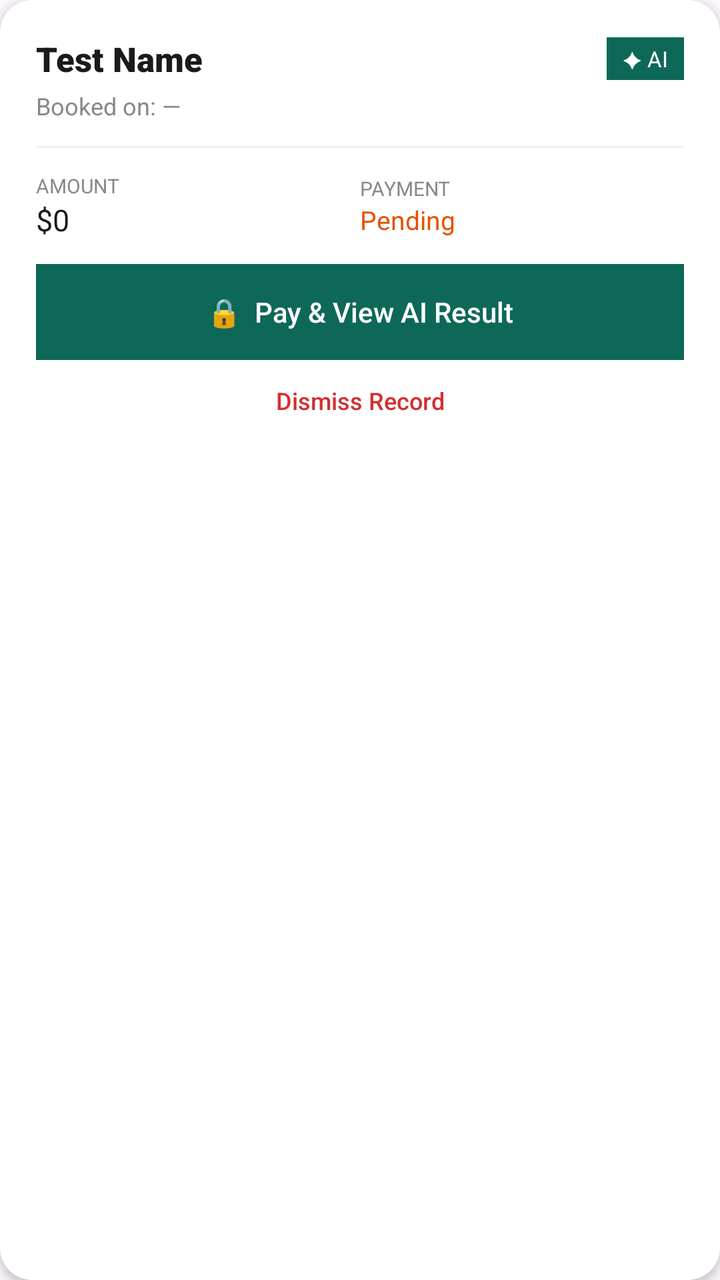
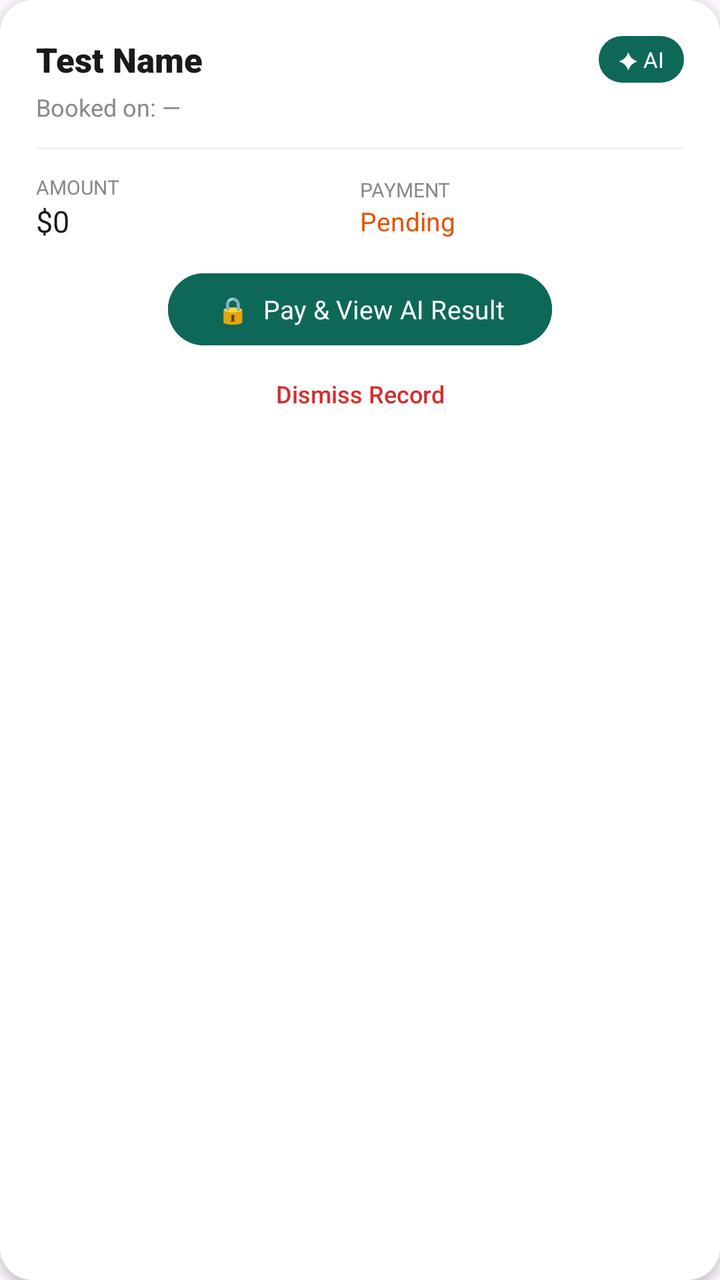

Screens rendered from an Android XML layout before and after an edit, with the pre-edit source and the edit as a unified diff.
<!-- AndroidManifest.xml: application theme Theme.Heal -->
<!-- res/layout/item_my_result.xml -->
<?xml version="1.0" encoding="utf-8"?>
<androidx.cardview.widget.CardView xmlns:android="http://schemas.android.com/apk/res/android"
    xmlns:app="http://schemas.android.com/apk/res-auto"
    android:layout_width="match_parent"
    android:layout_height="wrap_content"
    android:layout_marginBottom="16dp"
    app:cardCornerRadius="16dp"
    app:cardElevation="3dp"
    app:cardBackgroundColor="@color/white">

    <LinearLayout
        android:layout_width="match_parent"
        android:layout_height="wrap_content"
        android:orientation="vertical"
        android:padding="18dp">

        
        <LinearLayout
            android:layout_width="match_parent"
            android:layout_height="wrap_content"
            android:orientation="horizontal"
            android:gravity="center_vertical">

            <TextView
                android:id="@+id/tvResultTestName"
                android:layout_width="0dp"
                android:layout_height="wrap_content"
                android:layout_weight="1"
                android:text="Test Name"
                android:textSize="17sp"
                android:fontFamily="sans-serif-black"
                android:textColor="#1A1A1A"/>

            <TextView
                android:id="@+id/tvAiBadge"
                android:layout_width="wrap_content"
                android:layout_height="wrap_content"
                android:paddingStart="8dp"
                android:paddingEnd="8dp"
                android:paddingTop="3dp"
                android:paddingBottom="3dp"
                android:text="✦ AI"
                android:textColor="@color/white"
                android:textSize="11sp"
                android:fontFamily="sans-serif-bold"
                android:background="#0E6858"/>
        </LinearLayout>

        
        <TextView
            android:id="@+id/tvResultBookingDate"
            android:layout_width="wrap_content"
            android:layout_height="wrap_content"
            android:layout_marginTop="4dp"
            android:text="Booked on: —"
            android:textSize="12sp"
            android:textColor="#888"/>

        <View
            android:layout_width="match_parent"
            android:layout_height="1dp"
            android:layout_marginTop="12dp"
            android:layout_marginBottom="12dp"
            android:background="#F0F0F0"/>

        
        <LinearLayout
            android:layout_width="match_parent"
            android:layout_height="wrap_content"
            android:orientation="horizontal"
            android:gravity="center_vertical"
            android:layout_marginBottom="12dp">

            <LinearLayout
                android:layout_width="0dp"
                android:layout_height="wrap_content"
                android:layout_weight="1"
                android:orientation="vertical">
                <TextView
                    android:layout_width="wrap_content"
                    android:layout_height="wrap_content"
                    android:text="AMOUNT"
                    android:textColor="#888"
                    android:textSize="10sp"
                    android:fontFamily="sans-serif-bold"/>
                <TextView
                    android:id="@+id/tvResultAmount"
                    android:layout_width="wrap_content"
                    android:layout_height="wrap_content"
                    android:text="$0"
                    android:textSize="15sp"
                    android:fontFamily="sans-serif-bold"
                    android:textColor="#1A1A1A"/>
            </LinearLayout>

            <LinearLayout
                android:layout_width="0dp"
                android:layout_height="wrap_content"
                android:layout_weight="1"
                android:orientation="vertical">
                <TextView
                    android:layout_width="wrap_content"
                    android:layout_height="wrap_content"
                    android:text="PAYMENT"
                    android:textColor="#888"
                    android:textSize="10sp"
                    android:fontFamily="sans-serif-bold"/>
                <TextView
                    android:id="@+id/tvPaymentStatus"
                    android:layout_width="wrap_content"
                    android:layout_height="wrap_content"
                    android:text="Pending"
                    android:textSize="13sp"
                    android:fontFamily="sans-serif-bold"
                    android:textColor="#E65100"/>
            </LinearLayout>
        </LinearLayout>

        
        <TextView
            android:id="@+id/btnViewResult"
            android:layout_width="match_parent"
            android:layout_height="48dp"
            android:gravity="center"
            android:text="🔒  Pay &amp; View AI Result"
            android:textSize="14sp"
            android:fontFamily="sans-serif-medium"
            android:textColor="@color/white"
            android:background="#0E6858"/>

        <TextView
            android:id="@+id/btnDismiss"
            android:layout_width="match_parent"
            android:layout_height="wrap_content"
            android:layout_marginTop="12dp"
            android:gravity="center"
            android:text="Dismiss Record"
            android:textColor="#D32F2F"
            android:textSize="12sp"
            android:fontFamily="sans-serif-medium"
            android:clickable="true"
            android:focusable="true"
            android:background="?attr/selectableItemBackgroundBorderless"/>

    </LinearLayout>
</androidx.cardview.widget.CardView>
<!-- resources referenced by this layout -->
<resources>
  <color name="white">#FFFFFF</color>
  <style name="Theme.Heal" parent="Base.Theme.Heal" />
  <style name="Base.Theme.Heal" parent="Theme.Material3.DayNight.NoActionBar">
          
          <item name="colorPrimary">@color/colorPrimary</item>
          <item name="colorPrimaryVariant">@color/colorPrimaryVariant</item>
          <item name="colorAccent">@color/colorAccent</item>
          <item name="android:statusBarColor">@color/app_background_color</item>
          <item name="android:windowLightStatusBar">true</item>
      </style>
  <color name="colorPrimary">#0E6858</color>
  <color name="colorPrimaryVariant">#328171</color>
  <color name="colorAccent">#88D5C2</color>
  <color name="app_background_color">#E8F0EE</color>
</resources>

<!-- the commit's change to res/layout/item_my_result.xml (unified diff, before → after) -->
@@ -35,15 +35,15 @@
                 android:id="@+id/tvAiBadge"
                 android:layout_width="wrap_content"
                 android:layout_height="wrap_content"
-                android:paddingStart="8dp"
-                android:paddingEnd="8dp"
-                android:paddingTop="3dp"
-                android:paddingBottom="3dp"
+                android:paddingStart="10dp"
+                android:paddingEnd="10dp"
+                android:paddingTop="4dp"
+                android:paddingBottom="4dp"
                 android:text="✦ AI"
                 android:textColor="@color/white"
                 android:textSize="11sp"
                 android:fontFamily="sans-serif-bold"
-                android:background="#0E6858"/>
+                android:background="@drawable/bg_tab_active"/>
         </LinearLayout>
 
         
@@ -117,16 +117,21 @@
         </LinearLayout>
 
         
-        <TextView
+        <com.google.android.material.button.MaterialButton
             android:id="@+id/btnViewResult"
-            android:layout_width="match_parent"
-            android:layout_height="48dp"
-            android:gravity="center"
+            android:layout_width="wrap_content"
+            android:layout_height="44dp"
+            android:layout_gravity="center"
+            android:paddingStart="24dp"
+            android:paddingEnd="24dp"
             android:text="🔒  Pay &amp; View AI Result"
-            android:textSize="14sp"
-            android:fontFamily="sans-serif-medium"
+            android:textSize="13sp"
+            android:fontFamily="sans-serif-bold"
             android:textColor="@color/white"
-            android:background="#0E6858"/>
+            app:cornerRadius="22dp"
+            android:textAllCaps="false"
+            android:backgroundTint="@color/colorPrimary"
+            style="@style/Widget.Material3.Button"/>
 
         <TextView
             android:id="@+id/btnDismiss"
<!-- resource entries referenced after the edit -->
@@ -1,6 +1,13 @@
 <!-- resources referenced by this layout -->
 <resources>
   <color name="white">#FFFFFF</color>
+  <!-- drawable bg_tab_active (drawable) -->
+  <?xml version="1.0" encoding="utf-8"?>
+  <shape xmlns:android="http://schemas.android.com/apk/res/android"
+      android:shape="rectangle">
+      <corners android:radius="24dp" />
+      <solid android:color="@color/colorPrimary" />
+  </shape>
   <style name="Theme.Heal" parent="Base.Theme.Heal" />
   <style name="Base.Theme.Heal" parent="Theme.Material3.DayNight.NoActionBar">
           
